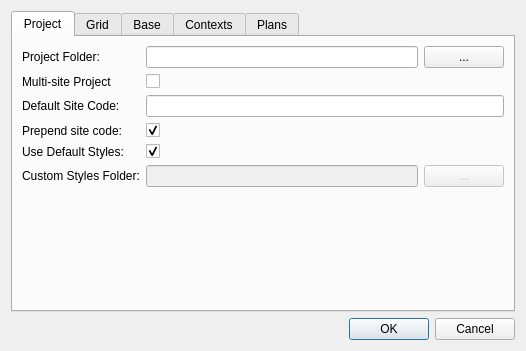
First picture: the form in core/settings_dialog_base.ui, repository lparchaeology/ArkPlan, before the edit.
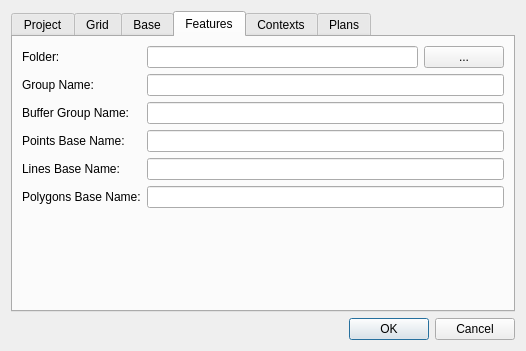
Second picture: the form after the edit. The open tabs and pages were chosen to show the change.

Commit message:
Add features data collection
To be used for generic ARK data, such as Special Finds and Samples

Diff of the .ui file:
```diff
--- a/core/settings_dialog_base.ui
+++ b/core/settings_dialog_base.ui
@@ -367,6 +367,118 @@
        </item>
       </layout>
      </widget>
+     <widget class="QWidget" name="featuresTab">
+      <attribute name="title">
+       <string>Features</string>
+      </attribute>
+      <layout class="QGridLayout" name="gridLayout_6">
+       <item row="4" column="1">
+        <widget class="QLineEdit" name="featuresPointsNameEdit"/>
+       </item>
+       <item row="5" column="1">
+        <widget class="QLineEdit" name="featuresLinesNameEdit"/>
+       </item>
+       <item row="0" column="1">
+        <layout class="QHBoxLayout" name="featuresFolderLayout">
+         <item>
+          <widget class="QLineEdit" name="featuresFolderEdit"/>
+         </item>
+         <item>
+          <widget class="QPushButton" name="featuresFolderButton">
+           <property name="sizePolicy">
+            <sizepolicy hsizetype="Preferred" vsizetype="Fixed">
+             <horstretch>0</horstretch>
+             <verstretch>0</verstretch>
+            </sizepolicy>
+           </property>
+           <property name="text">
+            <string>...</string>
+           </property>
+          </widget>
+         </item>
+        </layout>
+       </item>
+       <item row="8" column="1">
+        <spacer name="verticalSpacer_6">
+         <property name="orientation">
+          <enum>Qt::Vertical</enum>
+         </property>
+         <property name="sizeHint" stdset="0">
+          <size>
+           <width>20</width>
+           <height>68</height>
+          </size>
+         </property>
+        </spacer>
+       </item>
+       <item row="1" column="0">
+        <widget class="QLabel" name="featuresGroupNameLabel">
+         <property name="text">
+          <string>Group Name:</string>
+         </property>
+         <property name="buddy">
+          <cstring>gridGroupNameEdit</cstring>
+         </property>
+        </widget>
+       </item>
+       <item row="0" column="0">
+        <widget class="QLabel" name="featuresFolderLabel">
+         <property name="text">
+          <string>Folder:</string>
+         </property>
+         <property name="buddy">
+          <cstring>gridFolderEdit</cstring>
+         </property>
+        </widget>
+       </item>
+       <item row="5" column="0">
+        <widget class="QLabel" name="featuresLinesNameLabel">
+         <property name="text">
+          <string>Lines Base Name:</string>
+         </property>
+         <property name="buddy">
+          <cstring>gridLinesNameEdit</cstring>
+         </property>
+        </widget>
+       </item>
+       <item row="4" column="0">
+        <widget class="QLabel" name="featuresPointNameLabel">
+         <property name="text">
+          <string>Points Base Name:</string>
+         </property>
+         <property name="buddy">
+          <cstring>gridPointsNameEdit</cstring>
+         </property>
+        </widget>
+       </item>
+       <item row="1" column="1">
+        <widget class="QLineEdit" name="featuresGroupNameEdit"/>
+       </item>
+       <item row="6" column="1">
+        <widget class="QLineEdit" name="featuresPolygonsNameEdit"/>
+       </item>
+       <item row="6" column="0">
+        <widget class="QLabel" name="featuresPolygonsNameLabel">
+         <property name="text">
+          <string>Polygons Base Name:</string>
+         </property>
+         <property name="buddy">
+          <cstring>gridPolygonsNameEdit</cstring>
+         </property>
+        </widget>
+       </item>
+       <item row="3" column="1">
+        <widget class="QLineEdit" name="featuresBufferGroupNameEdit"/>
+       </item>
+       <item row="3" column="0">
+        <widget class="QLabel" name="featuresBufferGroupNameLabel">
+         <property name="text">
+          <string>Buffer Group Name:</string>
+         </property>
+        </widget>
+       </item>
+      </layout>
+     </widget>
      <widget class="QWidget" name="contextsTab">
       <attribute name="title">
        <string>Contexts</string>
```
Left out of the diff: 1 changed line with no effect on the pictures. The commit also changes 3 other files.
